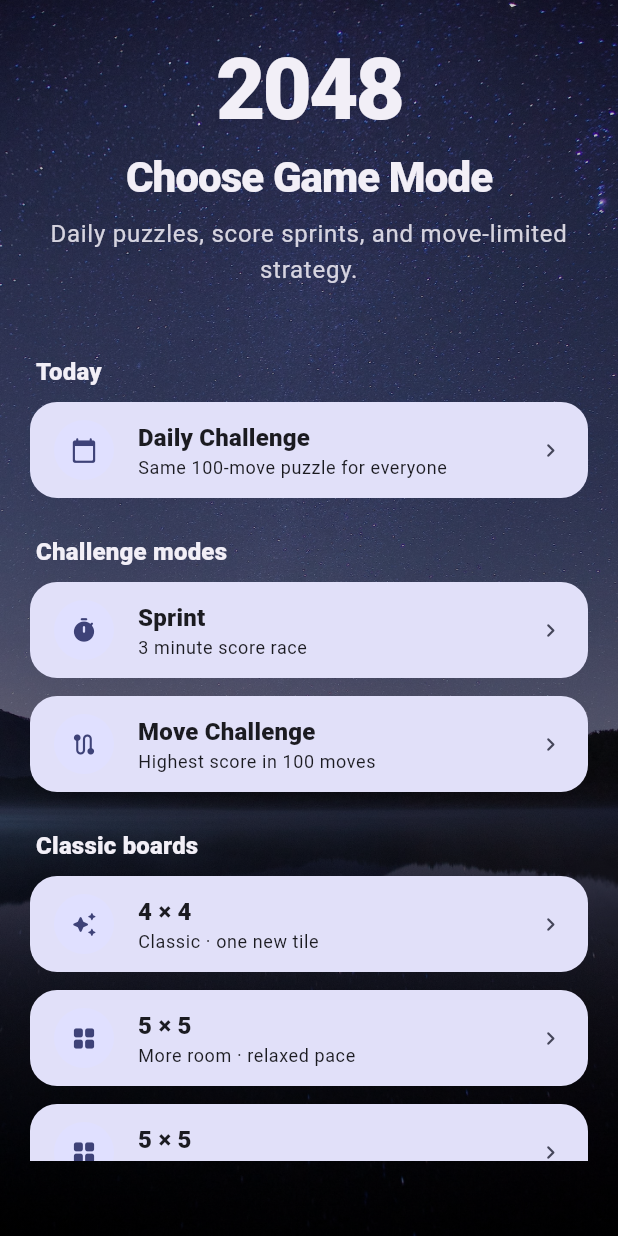
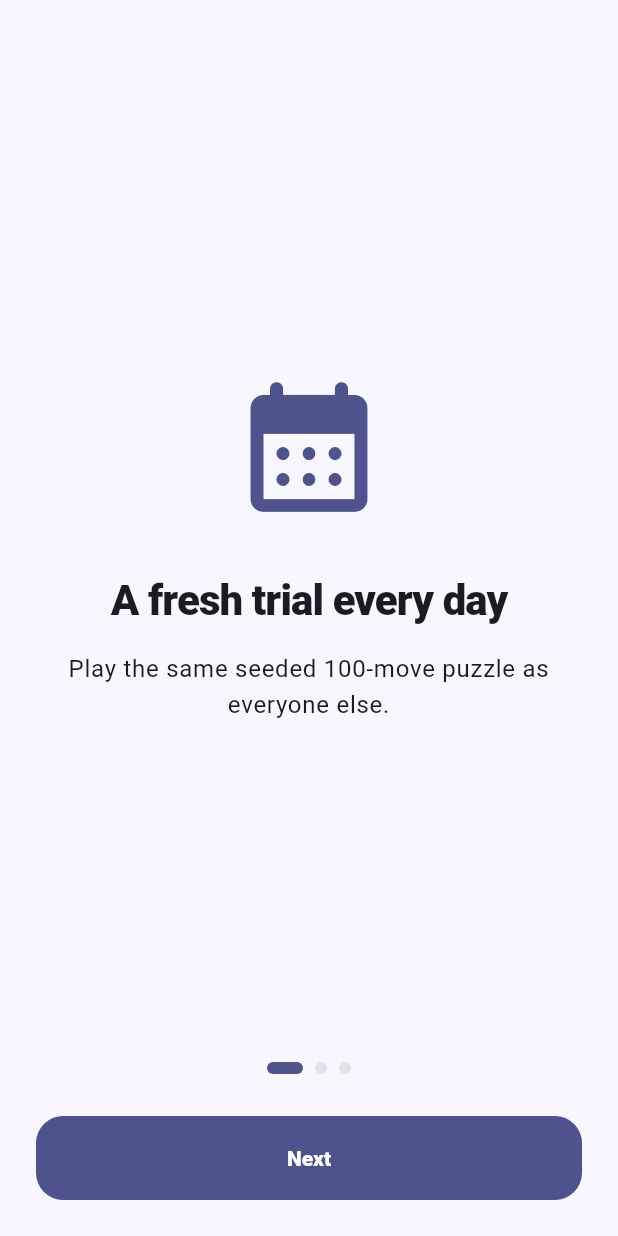
Before and after one commit to banghuazhao/classic_2048, a Flutter app: the screen it shows after launch, on a phone screen of 412 x 824 dp. Run offline on Flutter 3.47's test engine with Material 3 defaults, Android fonts, the phone set to English and light mode, and no system bars; our stand-ins replace google_mobile_ads, share_plus, shared_preferences; missing offline and left inert: app_tracking_transparency, games_services.

Commit message:
Add onboarding streaks and Game Center

```diff
--- /dev/null
+++ b/lib/game_center_service.dart
@@ -0,0 +1,56 @@
+import 'dart:io';
+
+import 'package:games_services/games_services.dart';
+
+class GameCenterIds {
+  GameCenterIds._();
+  static const classicLeaderboard = 'com.appsbay.classic2048.classic';
+  static const sprintLeaderboard = 'com.appsbay.classic2048.sprint';
+  static const dailyLeaderboard = 'com.appsbay.classic2048.daily';
+  static const achievement2048 = 'com.appsbay.classic2048.achievement.2048';
+  static const achievement10k = 'com.appsbay.classic2048.achievement.10k';
+  static const achievementEfficient =
+      'com.appsbay.classic2048.achievement.efficient';
+  static const achievementStreak7 =
+      'com.appsbay.classic2048.achievement.streak7';
+}
+
+class GameCenterService {
+  static bool get supported => Platform.isIOS;
+
+  Future<void> signIn() async {
+    if (supported) await GameAuth.signIn();
+  }
+
+  Future<void> submit(
+      {required String mode,
+      required int score,
+      required int highestTile,
+      required int moves,
+      required int streak}) async {
+    if (!supported) return;
+    final leaderboard = mode.startsWith('daily')
+        ? GameCenterIds.dailyLeaderboard
+        : mode.startsWith('sprint')
+            ? GameCenterIds.sprintLeaderboard
+            : GameCenterIds.classicLeaderboard;
+    await Leaderboards.submitScore(
+        score: Score(iOSLeaderboardID: leaderboard, value: score));
+    if (highestTile >= 2048) await _unlock(GameCenterIds.achievement2048);
+    if (score >= 10000) await _unlock(GameCenterIds.achievement10k);
+    if (highestTile >= 512 && moves <= 100) {
+      await _unlock(GameCenterIds.achievementEfficient);
+    }
+    if (streak >= 7) await _unlock(GameCenterIds.achievementStreak7);
+  }
+
+  Future<void> _unlock(String id) => Achievements.unlock(
+      achievement: Achievement(iOSID: id, percentComplete: 100));
+  Future<void> showLeaderboards() async {
+    if (supported) await Leaderboards.showLeaderboards();
+  }
+
+  Future<void> showAchievements() async {
+    if (supported) await Achievements.showAchievements();
+  }
+}
--- a/lib/game_pause_cover.dart
+++ b/lib/game_pause_cover.dart
@@ -25,10 +25,10 @@ class GamePauseCoverPage extends StatelessWidget {
                   Icon(Icons.pause_circle_filled_rounded,
                       size: 64, color: Theme.of(context).colorScheme.primary),
                   const SizedBox(height: AppSpacing.md),
-                  Text('Paused',
+                  Text(S.of(context).Paused,
                       style: Theme.of(context).textTheme.headlineMedium),
                   const SizedBox(height: AppSpacing.xs),
-                  Text('Your board is waiting.',
+                  Text(S.of(context).Board_Waiting,
                       style: Theme.of(context).textTheme.bodyLarge),
                   const SizedBox(height: AppSpacing.lg),
                   SizedBox(
--- a/lib/main.dart
+++ b/lib/main.dart
@@ -1,15 +1,17 @@
 import 'package:app_tracking_transparency/app_tracking_transparency.dart';
 import 'package:flutter/material.dart';
-import 'package:flutter/services.dart';
 import 'package:flutter_localizations/flutter_localizations.dart';
 import 'package:google_mobile_ads/google_mobile_ads.dart';
+import 'package:shared_preferences/shared_preferences.dart';
 
 import 'config/ad_config.dart';
 import 'challenge.dart';
 import 'game_page.dart';
+import 'game_center_service.dart';
 import 'generated/l10n.dart';
+import 'onboarding.dart';
+import 'progress_store.dart';
 import 'theme/app_theme.dart';
-import 'progress_store.dart';
 import 'util/ads_manager.dart';
 import 'widgets/ad_banner.dart';
 import 'widgets/game_button.dart';
@@ -20,7 +22,6 @@ void main() async {
   Future.delayed(const Duration(seconds: 1),
       AppTrackingTransparency.requestTrackingAuthorization);
   MobileAds.instance.initialize();
-  await SystemChrome.setPreferredOrientations([DeviceOrientation.portraitUp]);
   runApp(const MyApp());
 }
 
@@ -31,7 +32,7 @@ class MyApp extends StatelessWidget {
   const MyApp({super.key});
   @override
   Widget build(BuildContext context) => MaterialApp(
-        title: '2048',
+        onGenerateTitle: (context) => S.of(context).App_Name,
         debugShowCheckedModeBanner: false,
         theme: AppTheme.light,
         darkTheme: AppTheme.dark,
@@ -47,8 +48,38 @@ class MyApp extends StatelessWidget {
         localeResolutionCallback: (locale, _) => locale?.languageCode == 'zh'
             ? Locale('zh', locale?.scriptCode == 'Hant' ? 'HK' : '')
             : const Locale('en'),
-        home: const GameChoose(),
+        home: const LaunchGate(),
       );
+}
+
+class LaunchGate extends StatefulWidget {
+  const LaunchGate({super.key});
+  @override
+  State<LaunchGate> createState() => _LaunchGateState();
+}
+
+class _LaunchGateState extends State<LaunchGate> {
+  bool? _complete;
+  @override
+  void initState() {
+    super.initState();
+    SharedPreferences.getInstance().then((prefs) {
+      if (mounted) {
+        setState(
+            () => _complete = prefs.getBool('onboarding_complete_v1') ?? false);
+      }
+    });
+    GameCenterService().signIn();
+  }
+
+  @override
+  Widget build(BuildContext context) {
+    if (_complete == null) {
+      return const Scaffold(body: Center(child: CircularProgressIndicator()));
+    }
+    if (_complete!) return const GameChoose();
+    return OnboardingPage(onComplete: () => setState(() => _complete = true));
+  }
 }
 
 class GameChoose extends StatefulWidget {
@@ -92,7 +123,7 @@ class _GameChooseState extends State<GameChoose> {
               child: ListView(
                   padding: const EdgeInsets.fromLTRB(20, 28, 20, 24),
                   children: [
-                    Text('2048',
+                    Text(S.of(context).App_Name,
                         textAlign: TextAlign.center,
                         style: Theme.of(context)
                             .textTheme
@@ -102,7 +133,7 @@ class _GameChooseState extends State<GameChoose> {
                                     .colorScheme
                                     .onInverseSurface)),
                     const SizedBox(height: AppSpacing.xs),
-                    Text('Choose Game Mode',
+                    Text(S.of(context).Choose_Mode,
                         textAlign: TextAlign.center,
                         style: Theme.of(context)
                             .textTheme
@@ -112,8 +143,7 @@ class _GameChooseState extends State<GameChoose> {
                                     .colorScheme
                                     .onInverseSurface)),
                     const SizedBox(height: AppSpacing.xs),
-                    Text(
-                        'Daily puzzles, score sprints, and move-limited strategy.',
+                    Text(S.of(context).Home_Description,
                         textAlign: TextAlign.center,
                         style: Theme.of(context).textTheme.bodyLarge?.copyWith(
                             color: Theme.of(context)
@@ -121,26 +151,26 @@ class _GameChooseState extends State<GameChoose> {
                                 .onInverseSurface
                                 .withValues(alpha: .86))),
                     const SizedBox(height: AppSpacing.xl),
-                    _section(context, 'Today'),
+                    _section(context, S.of(context).Today),
                     _challenge(context, ChallengeConfig.daily(DateTime.now()),
                         Icons.calendar_today_rounded),
-                    _section(context, 'Challenge modes'),
+                    _section(context, S.of(context).Challenge_Modes),
                     _challenge(context, const ChallengeConfig.sprint(180),
                         Icons.timer_rounded),
                     _challenge(context, const ChallengeConfig.moveLimit(100),
                         Icons.route_rounded),
-                    _section(context, 'Classic boards'),
-                    _mode(context, 4, 1, 'bg1', 'Classic · one new tile',
+                    _section(context, S.of(context).Classic_Boards),
+                    _mode(context, 4, 1, 'bg1', S.of(context).Mode_4_1,
                         Icons.auto_awesome_rounded),
-                    _mode(context, 5, 1, 'bg2', 'More room · relaxed pace'),
-                    _mode(context, 5, 2, 'bg3', 'More room · faster challenge'),
-                    _mode(context, 6, 2, 'bg4', 'Large board · strategic'),
-                    _mode(context, 6, 3, 'bg5', 'Large board · expert'),
+                    _mode(context, 5, 1, 'bg2', S.of(context).Mode_5_1),
+                    _mode(context, 5, 2, 'bg3', S.of(context).Mode_5_2),
+                    _mode(context, 6, 2, 'bg4', S.of(context).Mode_6_2),
+                    _mode(context, 6, 3, 'bg5', S.of(context).Mode_6_3),
                     const SizedBox(height: AppSpacing.sm),
                     OutlinedButton.icon(
                         onPressed: () => _showStats(context),
                         icon: const Icon(Icons.insights_rounded),
-                        label: const Text('Progress & achievements')),
+                        label: Text(S.of(context).Progress_Achievements)),
                   ]),
             ))),
             const AdBanner(),
@@ -161,8 +191,8 @@ class _GameChooseState extends State<GameChoose> {
       Padding(
           padding: const EdgeInsets.only(bottom: AppSpacing.sm),
           child: PrimaryButton(
-            text: challenge.title,
-            subtitle: challenge.subtitle,
+            text: challenge.localizedTitle(S.of(context)),
+            subtitle: challenge.localizedSubtitle(S.of(context)),
             icon: icon,
             onPressed: () => Navigator.push(
                 context,
@@ -175,9 +205,11 @@ class _GameChooseState extends State<GameChoose> {
     final stats = await ProgressStore().stats();
     if (!context.mounted) return;
     final achievements = <String>[
-      if (stats['achievement2048'] == true) '2048 Master',
-      if (stats['achievement10k'] == true) '10K Club',
-      if (stats['achievementEfficient'] == true) 'Efficient Thinker',
+      if (stats['achievement2048'] == true) S.of(context).Achievement_2048,
+      if (stats['achievement10k'] == true) S.of(context).Achievement_10K,
+      if (stats['achievementEfficient'] == true)
+        S.of(context).Achievement_Efficient,
+      if (stats['achievementStreak7'] == true) S.of(context).Achievement_Streak,
     ];
     await showModalBottomSheet<void>(
         context: context,
@@ -189,20 +221,43 @@ class _GameChooseState extends State<GameChoose> {
                   mainAxisSize: MainAxisSize.min,
                   crossAxisAlignment: CrossAxisAlignment.start,
                   children: [
-                    Text('Your progress',
+                    Text(S.of(context).Your_Progress,
                         style: Theme.of(context).textTheme.headlineMedium),
                     const SizedBox(height: AppSpacing.md),
-                    Text(
-                        '${stats['games'] ?? 0} games · ${stats['totalMoves'] ?? 0} moves'),
-                    Text(
-                        'Best score ${stats['bestScore'] ?? 0} · Highest tile ${stats['highestTile'] ?? 0}'),
+                    Text(S.of(context).Games_Moves(
+                        stats['games'] ?? 0, stats['totalMoves'] ?? 0)),
+                    Text(S.of(context).Best_Highest(
+                        stats['bestScore'] ?? 0, stats['highestTile'] ?? 0)),
+                    const SizedBox(height: AppSpacing.md),
+                    Text(S.of(context).Day_Streak(stats['dailyStreak'] ?? 0),
+                        style: Theme.of(context).textTheme.titleMedium),
+                    Text((stats['dailyHistory'] as List<dynamic>? ?? const [])
+                            .isEmpty
+                        ? S.of(context).No_Daily_History
+                        : (stats['dailyHistory'] as List<dynamic>)
+                            .reversed
+                            .take(7)
+                            .join('  •  ')),
                     const SizedBox(height: AppSpacing.lg),
-                    Text('Achievements',
+                    Text(S.of(context).Achievements,
                         style: Theme.of(context).textTheme.titleLarge),
                     const SizedBox(height: AppSpacing.xs),
                     Text(achievements.isEmpty
-                        ? 'Complete challenges to unlock achievements.'
+                        ? S.of(context).No_Achievements
                         : achievements.join('  •  ')),
+                    if (GameCenterService.supported)
+                      Row(children: [
+                        Expanded(
+                            child: TextButton.icon(
+                                onPressed: GameCenterService().showLeaderboards,
+                                icon: const Icon(Icons.leaderboard_rounded),
+                                label: Text(S.of(context).Leaderboards))),
+                        Expanded(
+                            child: TextButton.icon(
+                                onPressed: GameCenterService().showAchievements,
+                                icon: const Icon(Icons.emoji_events_rounded),
+                                label: Text(S.of(context).Achievements))),
+                      ]),
                   ]),
             )));
   }
--- /dev/null
+++ b/lib/onboarding.dart
@@ -0,0 +1,90 @@
+import 'package:flutter/material.dart';
+import 'package:shared_preferences/shared_preferences.dart';
+
+import 'generated/l10n.dart';
+import 'theme/app_theme.dart';
+
+class OnboardingPage extends StatefulWidget {
+  final VoidCallback onComplete;
+  const OnboardingPage({super.key, required this.onComplete});
+  @override
+  State<OnboardingPage> createState() => _OnboardingPageState();
+}
+
+class _OnboardingPageState extends State<OnboardingPage> {
+  final _controller = PageController();
+  int _page = 0;
+
+  Future<void> _next() async {
+    if (_page < 2) {
+      await _controller.nextPage(
+          duration: const Duration(milliseconds: 320),
+          curve: Curves.easeOutCubic);
+      return;
+    }
+    await (await SharedPreferences.getInstance())
+        .setBool('onboarding_complete_v1', true);
+    widget.onComplete();
+  }
+
+  @override
+  Widget build(BuildContext context) {
+    final s = S.of(context);
+    final pages = [
+      (Icons.calendar_month_rounded, s.Onboarding_Title_1, s.Onboarding_Body_1),
+      (Icons.bolt_rounded, s.Onboarding_Title_2, s.Onboarding_Body_2),
+      (Icons.emoji_events_rounded, s.Onboarding_Title_3, s.Onboarding_Body_3),
+    ];
+    return Scaffold(
+        body: SafeArea(
+            child: Padding(
+      padding: const EdgeInsets.all(AppSpacing.lg),
+      child: Column(children: [
+        Expanded(
+            child: PageView.builder(
+          controller: _controller,
+          itemCount: pages.length,
+          onPageChanged: (value) => setState(() => _page = value),
+          itemBuilder: (context, index) {
+            final page = pages[index];
+            return Column(
+                mainAxisAlignment: MainAxisAlignment.center,
+                children: [
+                  Icon(page.$1,
+                      size: 104, color: Theme.of(context).colorScheme.primary),
+                  const SizedBox(height: AppSpacing.xl),
+                  Text(page.$2,
+                      textAlign: TextAlign.center,
+                      style: Theme.of(context).textTheme.headlineMedium),
+                  const SizedBox(height: AppSpacing.md),
+                  Text(page.$3,
+                      textAlign: TextAlign.center,
+                      style: Theme.of(context).textTheme.bodyLarge),
+                ]);
+          },
+        )),
+        Row(
+            mainAxisAlignment: MainAxisAlignment.center,
+            children: List.generate(
+                3,
+                (index) => Container(
+                    width: index == _page ? 24 : 8,
+                    height: 8,
+                    margin: const EdgeInsets.all(4),
+                    decoration: BoxDecoration(
+                        color: index == _page
+                            ? Theme.of(context).colorScheme.primary
+                            : Theme.of(context)
+                                .colorScheme
+                                .surfaceContainerHighest,
+                        borderRadius: BorderRadius.circular(20))))),
+        const SizedBox(height: AppSpacing.lg),
+        SizedBox(
+            width: double.infinity,
+            child: FilledButton(
+                onPressed: _next,
+                child: Text(_page == 2 ? s.Start_Playing : s.Next))),
+      ]),
+    )));
+  }
+}
--- a/pubspec.yaml
+++ b/pubspec.yaml
@@ -32,6 +32,7 @@ dependencies:
   app_tracking_transparency: ^2.0.7
   shared_preferences: ^2.5.5
   share_plus: ^13.2.0
+  games_services: ^5.1.0
 
 dev_dependencies:
   flutter_test:
@@ -39,6 +40,7 @@ dev_dependencies:
   flutter_lints: ^6.0.0
   flutter_native_splash: ^2.4.8
   flutter_launcher_icons: "^0.14.4"
+  intl_utils: ^2.8.11
 
 flutter_icons:
   android: "launcher_icon"
```
Also changed, not shown: lib/challenge.dart (+15 -0 lines), lib/game_page.dart (+21 -10 lines), lib/l10n/intl_en.arb (+48 -1 lines), lib/l10n/intl_zh.arb (+35 -1 lines), lib/l10n/intl_zh_HK.arb (+25 -1 lines), lib/progress_store.dart (+26 -0 lines), lib/generated/intl/messages_all.dart, lib/generated/intl/messages_en.dart, lib/generated/intl/messages_zh.dart, lib/generated/intl/messages_zh_HK.dart, lib/generated/l10n.dart, pubspec.lock, 5 other files.
